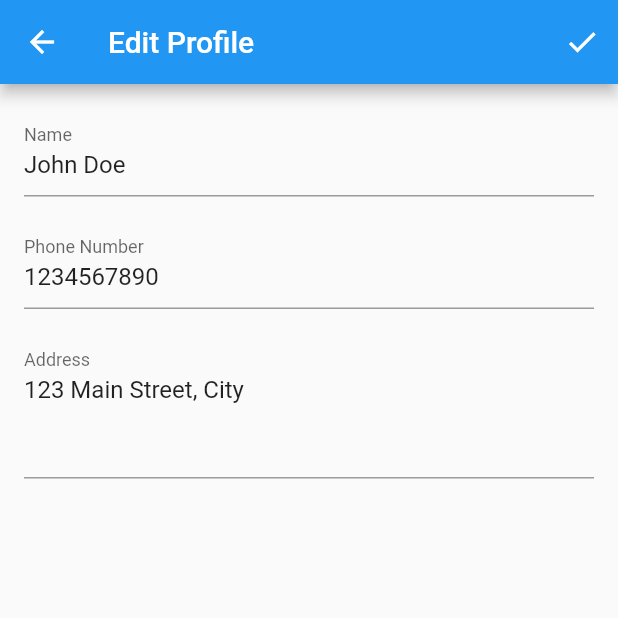
After one commit to doanthongteso/thong, a Flutter app: the Edit screen opened directly, on a phone screen of 412 x 824 dp, the top half of it. The commit adds this screen. Run offline on Flutter 3.47's test engine with Material 2 defaults, Android fonts, the phone set to English and light mode, and no system bars; our stand-ins replace carousel_slider, dio, flutter_secure_storage, flutter_slidable; missing offline and left inert: dart:html, solid_bottom_sheet; accounts and stored records are empty; network calls fail.

Commit message:
hahaha xong UI

```diff
--- a/lib/main.dart
+++ b/lib/main.dart
@@ -6,6 +6,7 @@ import 'package:loyalty/screen/auth/login_screen.dart';
 import 'package:loyalty/screen/auth/register.dart';
 import 'package:loyalty/api/api_clients.dart';
 import 'package:loyalty/screen/home/home_test.dart';
+import 'package:loyalty/screen/person/test.dart';
 
 import 'screen/person/myadress.dart';
 
@@ -27,6 +28,7 @@ class MyApp extends StatelessWidget {
       ),
       //home: ExchangeGiftInfo(),
       home: const LoginScreen(),
+      //home: Edit(),
     );
   }
 }
--- a/lib/screen/BottomNavigationLayout.dart
+++ b/lib/screen/BottomNavigationLayout.dart
@@ -9,6 +9,7 @@ import 'package:flutter/material.dart';
 import 'package:loyalty/api/api_clients.dart';
 import 'package:loyalty/screen/history/history.dart';
 import 'package:loyalty/screen/person/person.dart';
+import 'package:loyalty/screen/person/profile.dart';
 import 'package:loyalty/screen/scan/scan.dart';
 import 'package:flutter_secure_storage/flutter_secure_storage.dart';
 
@@ -41,7 +42,6 @@ class BottomNavigationLayoutState extends State<BottomNavigationLayout> {
     dynamic data;
     dynamic historyData;
 
-
     String token = (await storage.read(key: 'accessToken')).toString();
     data = await _apiClient.getAllGift(token);
 
@@ -56,7 +56,7 @@ class BottomNavigationLayoutState extends State<BottomNavigationLayout> {
         ScanScreen(),
         // CreatePage(),
         NotificationPage(),
-        PersonScreen()
+        PersonScreen(userProfile: userRes["user"])
       ];
     });
   }
--- /dev/null
+++ b/lib/screen/person/test.dart
@@ -0,0 +1,85 @@
+import 'package:flutter/material.dart';
+
+class Edit extends StatefulWidget {
+  @override
+  _EditState createState() => _EditState();
+}
+
+class _EditState extends State<Edit> {
+  TextEditingController _nameController = TextEditingController();
+  TextEditingController _phoneController = TextEditingController();
+  TextEditingController _addressController = TextEditingController();
+
+  // Example data loaded from an API or other source
+  String _initialName = "John Doe";
+  String _initialPhone = "1234567890";
+  String _initialAddress = "123 Main Street, City";
+
+  @override
+  void initState() {
+    super.initState();
+    _nameController.text = _initialName;
+    _phoneController.text = _initialPhone;
+    _addressController.text = _initialAddress;
+  }
+
+  @override
+  void dispose() {
+    _nameController.dispose();
+    _phoneController.dispose();
+    _addressController.dispose();
+    super.dispose();
+  }
+
+  void _saveChanges() {
+    // You can save the changes to your database or perform any other actions here.
+    String newName = _nameController.text;
+    String newPhone = _phoneController.text;
+    String newAddress = _addressController.text;
+
+    print("Name: $newName");
+    print("Phone: $newPhone");
+    print("Address: $newAddress");
+
+    // You can also show a success message or navigate back to the profile screen.
+  }
+
+  @override
+  Widget build(BuildContext context) {
+    return Scaffold(
+      appBar: AppBar(
+        title: Text('Edit Profile'),
+        actions: [
+          IconButton(
+            icon: Icon(Icons.check),
+            onPressed: _saveChanges,
+          ),
+        ],
+      ),
+      body: Padding(
+        padding: EdgeInsets.all(16.0),
+        child: Column(
+          crossAxisAlignment: CrossAxisAlignment.stretch,
+          children: [
+            TextField(
+              controller: _nameController,
+              decoration: InputDecoration(labelText: 'Name'),
+            ),
+            SizedBox(height: 16),
+            TextField(
+              controller: _phoneController,
+              decoration: InputDecoration(labelText: 'Phone Number'),
+              keyboardType: TextInputType.phone,
+            ),
+            SizedBox(height: 16),
+            TextField(
+              controller: _addressController,
+              decoration: InputDecoration(labelText: 'Address'),
+              maxLines: 3,
+            ),
+          ],
+        ),
+      ),
+    );
+  }
+}
```
Also changed, not shown: lib/screen/person/myadress.dart (+4 -40 lines), lib/screen/person/mygift.dart (+18 -1 lines), lib/screen/person/person.dart (+21 -15 lines), lib/screen/person/profile.dart (+150 -0 lines), lib/screen/scan/scan.dart (+13 -1 lines), assets/images/macode.jpg (added), pubspec.lock.
